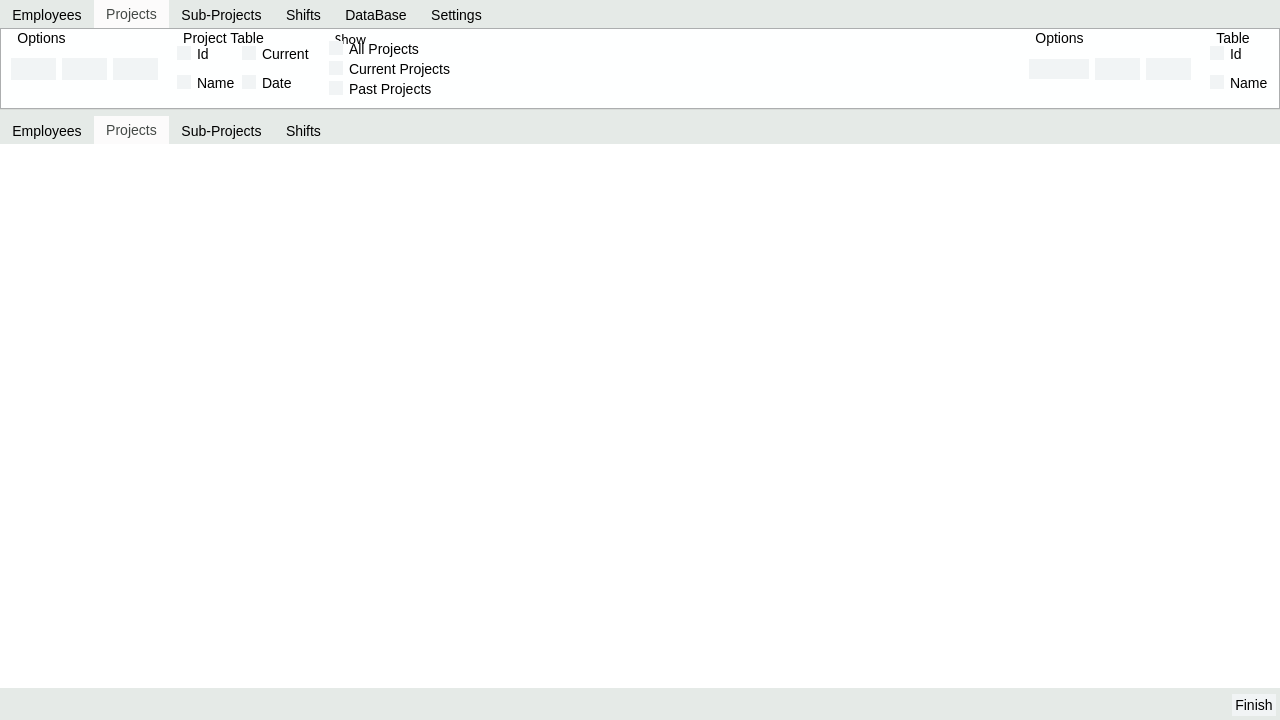
Above: Source/Time-Track/mainform.ui from joshuawootonn/time-track before the change. Below: the same form after it.
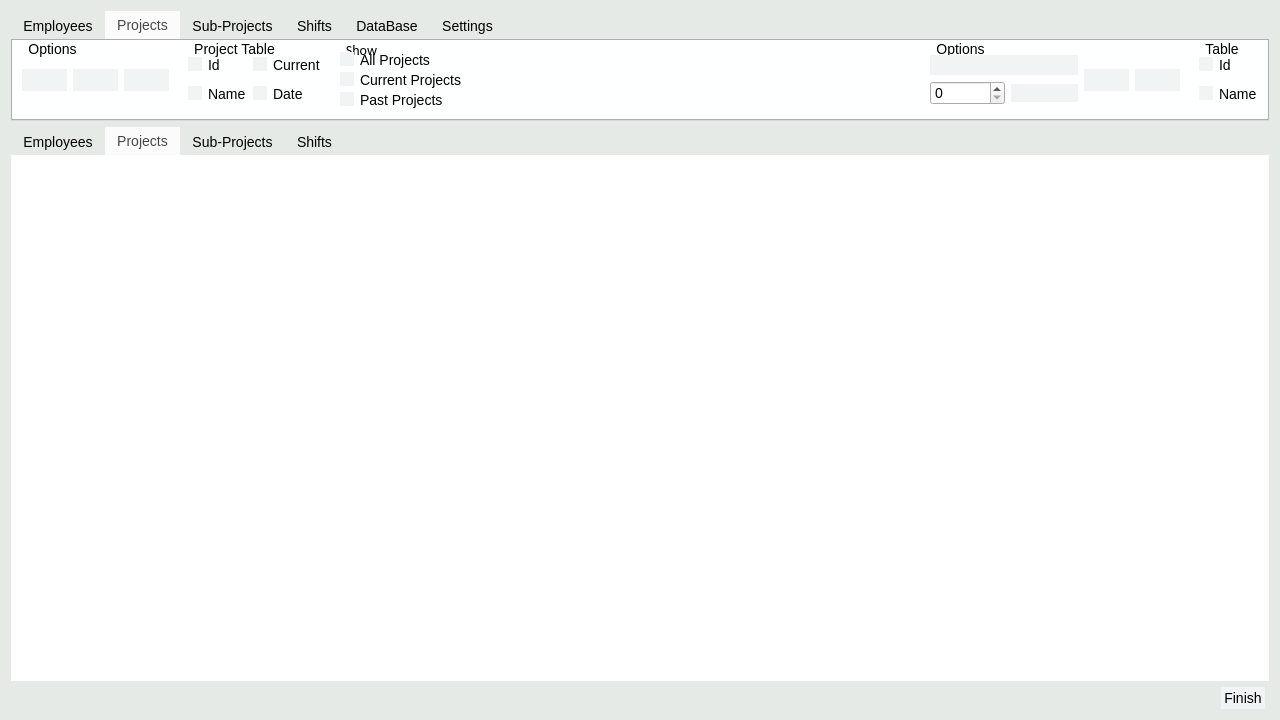
That is the form after the change. The open tabs and pages were chosen to show the change. Icons and pictures are not drawn.

Diff of the .ui file:
```diff
--- a/Source/Time-Track/mainform.ui
+++ b/Source/Time-Track/mainform.ui
@@ -133,18 +133,6 @@
 </string>
   </property>
   <layout class="QVBoxLayout" name="verticalLayout_4">
-   <property name="leftMargin">
-    <number>0</number>
-   </property>
-   <property name="topMargin">
-    <number>0</number>
-   </property>
-   <property name="rightMargin">
-    <number>0</number>
-   </property>
-   <property name="bottomMargin">
-    <number>4</number>
-   </property>
    <item>
     <widget class="QStackedWidget" name="mainStack">
      <property name="styleSheet">
@@ -483,7 +471,7 @@
        <item row="2" column="0">
         <widget class="QTabWidget" name="MainTabs">
          <property name="currentIndex">
-          <number>3</number>
+          <number>1</number>
          </property>
          <property name="tabsClosable">
           <bool>false</bool>
@@ -644,7 +632,7 @@
           <enum>QTabWidget::Rounded</enum>
          </property>
          <property name="currentIndex">
-          <number>0</number>
+          <number>1</number>
          </property>
          <property name="elideMode">
           <enum>Qt::ElideLeft</enum>
@@ -1011,35 +999,73 @@
              </property>
             </spacer>
            </item>
+           <item>
+            <spacer name="horizontalSpacer_11">
+             <property name="orientation">
+              <enum>Qt::Horizontal</enum>
+             </property>
+             <property name="sizeHint" stdset="0">
+              <size>
+               <width>40</width>
+               <height>20</height>
+              </size>
+             </property>
+            </spacer>
+           </item>
            <item>
             <widget class="QGroupBox" name="groupBox_11">
              <property name="title">
               <string>Options</string>
              </property>
              <layout class="QGridLayout" name="gridLayout_12">
-              <item row="0" column="1">
-               <widget class="QPushButton" name="ProjectItemAdd">
-                <property name="text">
-                 <string/>
-                </property>
-               </widget>
-              </item>
-              <item row="0" column="2">
-               <widget class="QPushButton" name="ProjectItemRemove">
-                <property name="text">
-                 <string/>
-                </property>
-               </widget>
-              </item>
-              <item row="0" column="0">
-               <widget class="QComboBox" name="ProjectItemCombo">
-                <property name="font">
-                 <font>
-                  <family>Calibri</family>
-                  <pointsize>-1</pointsize>
-                 </font>
-                </property>
-               </widget>
+              <item row="1" column="1">
+               <layout class="QHBoxLayout" name="horizontalLayout_14">
+                <item>
+                 <layout class="QGridLayout" name="gridLayout_23">
+                  <item row="0" column="0">
+                   <widget class="QComboBox" name="ProjectItemCombo">
+                    <property name="font">
+                     <font>
+                      <family>Calibri</family>
+                      <pointsize>-1</pointsize>
+                     </font>
+                    </property>
+                   </widget>
+                  </item>
+                  <item row="1" column="0">
+                   <layout class="QHBoxLayout" name="horizontalLayout_16">
+                    <item>
+                     <widget class="QSpinBox" name="ProjectItemQuantity">
+                      <property name="maximum">
+                       <number>100000</number>
+                      </property>
+                      <property name="singleStep">
+                       <number>1</number>
+                      </property>
+                     </widget>
+                    </item>
+                    <item>
+                     <widget class="QComboBox" name="ProjectItemDimension"/>
+                    </item>
+                   </layout>
+                  </item>
+                 </layout>
+                </item>
+                <item>
+                 <widget class="QPushButton" name="ProjectItemAdd">
+                  <property name="text">
+                   <string/>
+                  </property>
+                 </widget>
+                </item>
+                <item>
+                 <widget class="QPushButton" name="ProjectItemRemove">
+                  <property name="text">
+                   <string/>
+                  </property>
+                 </widget>
+                </item>
+               </layout>
               </item>
              </layout>
             </widget>
```
Left out of the diff: 83 changed lines with no effect on the pictures.
